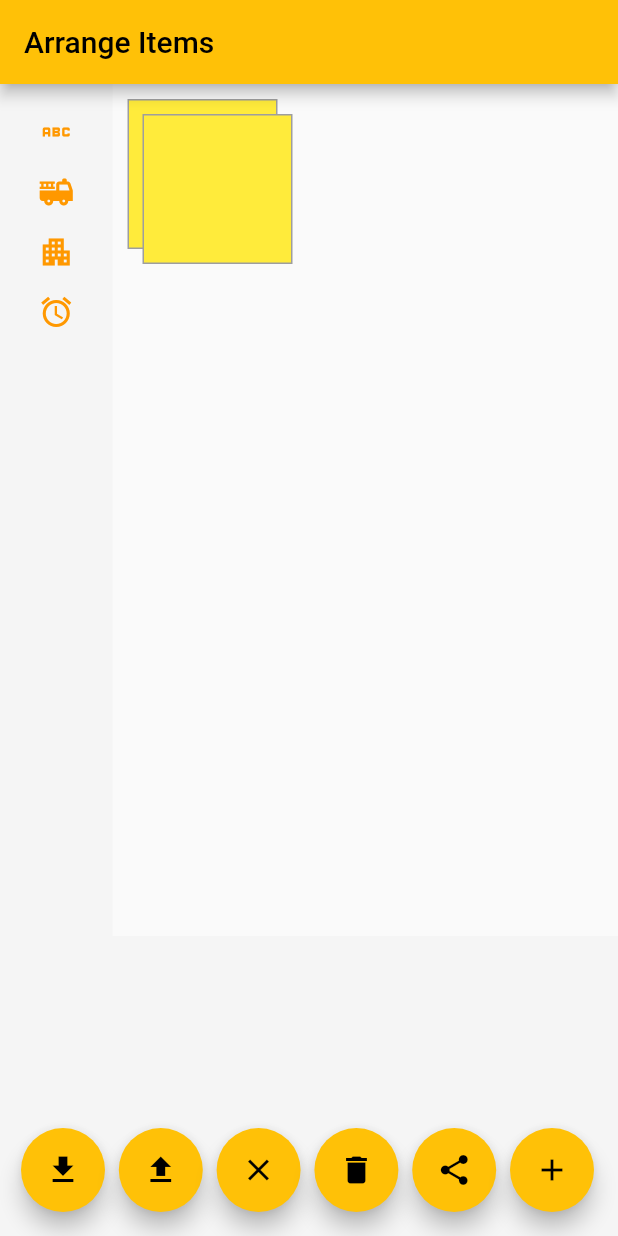
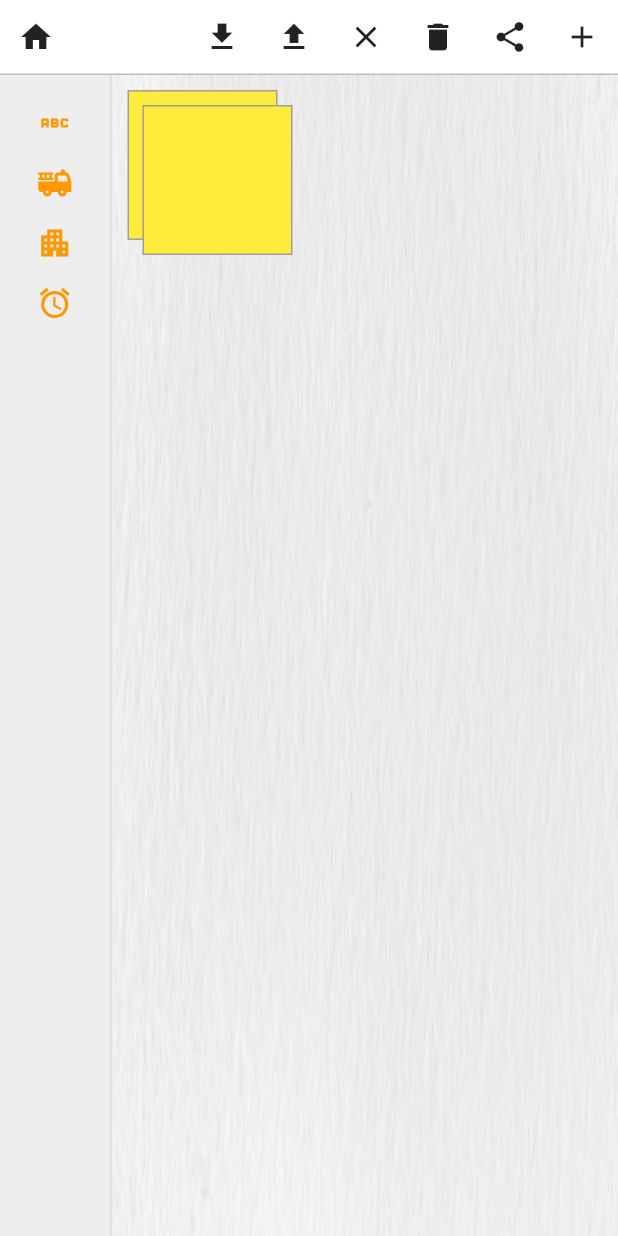
Before and after one commit to tmcmaster/wt_console_designer, a Flutter app: the screen it shows after launch, on a phone screen of 412 x 824 dp. Run offline on Flutter 3.47's test engine with Material 2 defaults, Android fonts, the phone set to English and light mode, and no system bars; our stand-ins replace flutter_colorpicker, flutter_riverpod.

Commit message:
moved floating action buttons to the header toolbar

```diff
--- a/lib/designer/screens/home_view.dart
+++ b/lib/designer/screens/home_view.dart
@@ -3,73 +3,14 @@ import 'package:flutter_riverpod/flutter_riverpod.dart';
 import 'package:wt_console_designer/designer/providers/item_list.dart';
 import 'package:wt_console_designer/designer/widgets/component_palette.dart';
 import 'package:wt_console_designer/designer/widgets/designer_stack.dart';
-import 'package:wt_console_designer/designer/widgets/item_configuration.dart';
 
-class HomeScreen extends ConsumerWidget {
+class HomeScreen extends StatelessWidget {
   @override
-  Widget build(BuildContext context, WidgetRef ref) {
-    final notifier = ref.read(itemListProvider.notifier);
-
+  Widget build(BuildContext context) {
     return Scaffold(
-      appBar: AppBar(
-        title: const Text('Arrange Items'),
-      ),
-      floatingActionButton: Column(
-        mainAxisSize: MainAxisSize.min,
-        children: [
-          Padding(
-            padding: const EdgeInsets.only(left: 30.0),
-            child: Row(
-              mainAxisAlignment: MainAxisAlignment.spaceBetween,
-              children: [
-                FloatingActionButton(
-                  onPressed: () {
-                    notifier.clear();
-                    Future.delayed(const Duration(milliseconds: 1), () {
-                      notifier.load();
-                    });
-                  },
-                  child: const Icon(Icons.download),
-                ),
-                FloatingActionButton(
-                  onPressed: () {
-                    notifier.save();
-                  },
-                  child: const Icon(
-                    Icons.upload,
-                  ),
-                ),
-                FloatingActionButton(
-                  onPressed: () {
-                    notifier.clear();
-                  },
-                  child: const Icon(Icons.clear),
-                ),
-                FloatingActionButton(
-                  onPressed: () {
-                    notifier.clear(true);
-                  },
-                  child: const Icon(Icons.delete),
-                ),
-                FloatingActionButton(
-                  onPressed: () {
-                    print(notifier.getDefinition());
-                  },
-                  child: const Icon(Icons.share),
-                ),
-                FloatingActionButton(
-                  onPressed: () {
-                    notifier.create();
-                  },
-                  child: const Icon(Icons.add),
-                ),
-              ],
-            ),
-          ),
-        ],
-      ),
       body: Column(
         children: [
+          const HeaderToolBar(),
           Expanded(
             child: Row(
               children: const [
@@ -80,9 +21,91 @@ class HomeScreen extends ConsumerWidget {
               ],
             ),
           ),
-          const ItemConfiguration(),
+          // const ItemConfiguration(),
         ],
       ),
     );
   }
 }
+
+class HeaderToolBar extends ConsumerWidget {
+  const HeaderToolBar({
+    Key? key,
+  }) : super(key: key);
+
+  @override
+  Widget build(BuildContext context, WidgetRef ref) {
+    final notifier = ref.read(itemListProvider.notifier);
+    return Container(
+      height: 50,
+      width: double.infinity,
+      decoration: BoxDecoration(
+        color: Colors.white,
+        border: Border(
+          bottom: BorderSide(
+            color: Colors.grey.shade400,
+          ),
+        ),
+      ),
+      child: Row(
+        mainAxisAlignment: MainAxisAlignment.spaceBetween,
+        children: [
+          Row(
+            children: [
+              IconButton(
+                onPressed: () {},
+                icon: const Icon(Icons.home),
+              ),
+            ],
+          ),
+          Row(
+            mainAxisAlignment: MainAxisAlignment.spaceBetween,
+            children: [
+              IconButton(
+                onPressed: () {
+                  notifier.clear();
+                  Future.delayed(const Duration(milliseconds: 1), () {
+                    notifier.load();
+                  });
+                },
+                icon: const Icon(Icons.download),
+              ),
+              IconButton(
+                onPressed: () {
+                  notifier.save();
+                },
+                icon: const Icon(
+                  Icons.upload,
+                ),
+              ),
+              IconButton(
+                onPressed: () {
+                  notifier.clear();
+                },
+                icon: const Icon(Icons.clear),
+              ),
+              IconButton(
+                onPressed: () {
+                  notifier.clear(true);
+                },
+                icon: const Icon(Icons.delete),
+              ),
+              IconButton(
+                onPressed: () {
+                  print(notifier.getDefinition());
+                },
+                icon: const Icon(Icons.share),
+              ),
+              IconButton(
+                onPressed: () {
+                  notifier.create();
+                },
+                icon: const Icon(Icons.add),
+              ),
+            ],
+          )
+        ],
+      ),
+    );
+  }
+}
--- a/lib/designer/widgets/component_palette.dart
+++ b/lib/designer/widgets/component_palette.dart
@@ -27,7 +27,15 @@ class ItemCreationPalette extends StatelessWidget {
   Widget build(BuildContext context) {
     return Container(
       width: 75,
-      color: Colors.grey.shade100,
+      decoration: BoxDecoration(
+        color: Colors.grey.shade200,
+        border: Border(
+          right: BorderSide(
+            width: 2,
+            color: Colors.grey.shade300,
+          ),
+        ),
+      ),
       padding: const EdgeInsets.all(12),
       child: Column(
         crossAxisAlignment: CrossAxisAlignment.center,
--- a/lib/designer/widgets/designer_stack.dart
+++ b/lib/designer/widgets/designer_stack.dart
@@ -32,6 +32,17 @@ class DesignerStack extends ConsumerWidget {
         child: Stack(
           key: stackKey,
           children: [
+            Container(
+              width: double.infinity,
+              height: double.infinity,
+              decoration: const BoxDecoration(
+                image: DecorationImage(
+                  fit: BoxFit.fill,
+                  image: AssetImage('assets/paper-texture.png'),
+                  // repeat: ImageRepeat.repeat,
+                ),
+              ),
+            ),
             DragSelect(
               constraints: constraints,
               onSelect: (point) {
@@ -44,13 +55,13 @@ class DesignerStack extends ConsumerWidget {
                 selectionNotifier.end();
               },
             ),
-            const SelectionBox(),
             ...itemList
                 .map((item) => DraggableItemWidget(
                       key: ValueKey(item.id),
                       id: item.id,
                     ))
                 .toList(),
+            const SelectionBox(),
           ],
         ),
       );
--- a/lib/designer/widgets/drag_select.dart
+++ b/lib/designer/widgets/drag_select.dart
@@ -43,6 +43,10 @@ class DragSelect extends ConsumerWidget {
         onTap: () {
           notifier.clearSelection();
         },
+        // child: Container(
+        //   width: double.infinity,
+        //   height: double.infinity,
+        // ),
       ),
     );
   }
--- a/lib/main.dart
+++ b/lib/main.dart
@@ -21,7 +21,7 @@ class ConsoleDesignerApp extends StatelessWidget {
   Widget build(BuildContext context) {
     return MaterialApp(
       title: 'Flutter Demo',
-      debugShowCheckedModeBanner: true,
+      debugShowCheckedModeBanner: false,
       themeMode: ThemeMode.light,
       theme: _testParabeacThemes
           ? FlutterThemesTheme.themeDataLight
--- a/pubspec.yaml
+++ b/pubspec.yaml
@@ -23,3 +23,6 @@ dev_dependencies:
 
 flutter:
   uses-material-design: true
+
+  assets:
+    - assets/
```
Also changed, not shown: assets/paper-texture.png (added), 1 other file.
